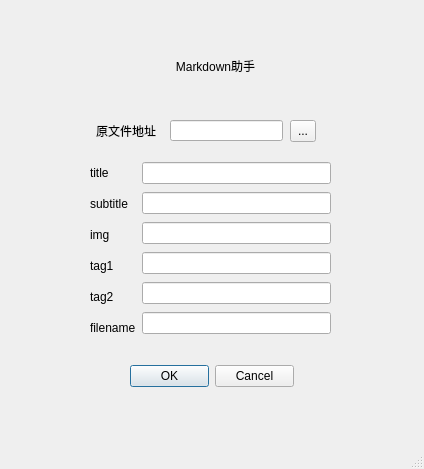
This is mainWindow.ui in yocson/WeBlog as Qt 5 draws it before an edit. The edited form follows.
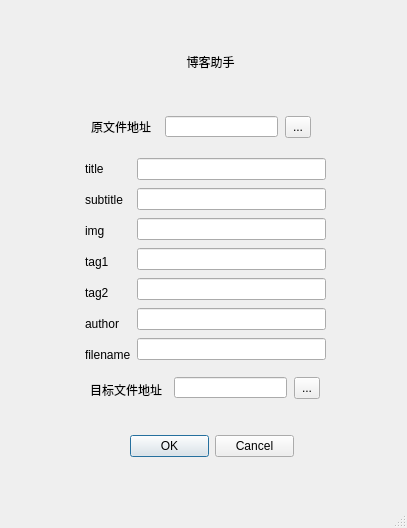
This is the edited form.

Commit message: 增加输出地址选项

Diff of the .ui file:
```diff
--- a/mainWindow.ui
+++ b/mainWindow.ui
@@ -6,8 +6,8 @@
    <rect>
     <x>0</x>
     <y>0</y>
-    <width>424</width>
-    <height>469</height>
+    <width>407</width>
+    <height>528</height>
    </rect>
   </property>
   <property name="windowTitle">
@@ -17,8 +17,8 @@
    <widget class="QLineEdit" name="lineEdit">
     <property name="geometry">
      <rect>
-      <x>170</x>
-      <y>120</y>
+      <x>165</x>
+      <y>116</y>
       <width>113</width>
       <height>21</height>
      </rect>
@@ -30,8 +30,8 @@
    <widget class="QLabel" name="label">
     <property name="geometry">
      <rect>
-      <x>96</x>
-      <y>123</y>
+      <x>91</x>
+      <y>119</y>
       <width>71</width>
       <height>16</height>
      </rect>
@@ -43,8 +43,8 @@
    <widget class="QToolButton" name="toolButton">
     <property name="geometry">
      <rect>
-      <x>290</x>
-      <y>120</y>
+      <x>285</x>
+      <y>116</y>
       <width>26</width>
       <height>22</height>
      </rect>
@@ -57,7 +57,7 @@
     <property name="geometry">
      <rect>
       <x>130</x>
-      <y>360</y>
+      <y>430</y>
       <width>164</width>
       <height>32</height>
      </rect>
@@ -69,8 +69,8 @@
    <widget class="QLabel" name="label_2">
     <property name="geometry">
      <rect>
-      <x>80</x>
-      <y>40</y>
+      <x>75</x>
+      <y>36</y>
       <width>271</width>
       <height>51</height>
      </rect>
@@ -85,7 +85,7 @@
      <string notr="true">font: 30pt &quot;.SF NS Text&quot;;</string>
     </property>
     <property name="text">
-     <string>Markdown助手</string>
+     <string>博客助手</string>
     </property>
     <property name="alignment">
      <set>Qt::AlignCenter</set>
@@ -94,10 +94,10 @@
    <widget class="QWidget" name="horizontalLayoutWidget">
     <property name="geometry">
      <rect>
-      <x>90</x>
-      <y>160</y>
+      <x>85</x>
+      <y>156</y>
       <width>241</width>
-      <height>180</height>
+      <height>211</height>
      </rect>
     </property>
     <layout class="QHBoxLayout" name="horizontalLayout">
@@ -141,6 +141,13 @@
        <item>
         <widget class="QLabel" name="label_8">
          <property name="text">
+          <string>author</string>
+         </property>
+        </widget>
+       </item>
+       <item>
+        <widget class="QLabel" name="label_10">
+         <property name="text">
           <string>filename</string>
          </property>
         </widget>
@@ -167,10 +174,52 @@
        <item>
         <widget class="QLineEdit" name="lineEdit_7"/>
        </item>
+       <item>
+        <widget class="QLineEdit" name="lineEdit_9"/>
+       </item>
       </layout>
      </item>
     </layout>
    </widget>
+   <widget class="QLineEdit" name="lineEdit_8">
+    <property name="geometry">
+     <rect>
+      <x>174</x>
+      <y>377</y>
+      <width>113</width>
+      <height>21</height>
+     </rect>
+    </property>
+    <property name="text">
+     <string/>
+    </property>
+   </widget>
+   <widget class="QToolButton" name="toolButton_2">
+    <property name="geometry">
+     <rect>
+      <x>294</x>
+      <y>377</y>
+      <width>26</width>
+      <height>22</height>
+     </rect>
+    </property>
+    <property name="text">
+     <string>...</string>
+    </property>
+   </widget>
+   <widget class="QLabel" name="label_9">
+    <property name="geometry">
+     <rect>
+      <x>90</x>
+      <y>380</y>
+      <width>81</width>
+      <height>20</height>
+     </rect>
+    </property>
+    <property name="text">
+     <string>目标文件地址</string>
+    </property>
+   </widget>
   </widget>
   <widget class="QMenuBar" name="menubar">
    <property name="geometry">
```
Left out of the diff: 2 changed lines with no effect on the pictures. The commit also changes 3 other files.
